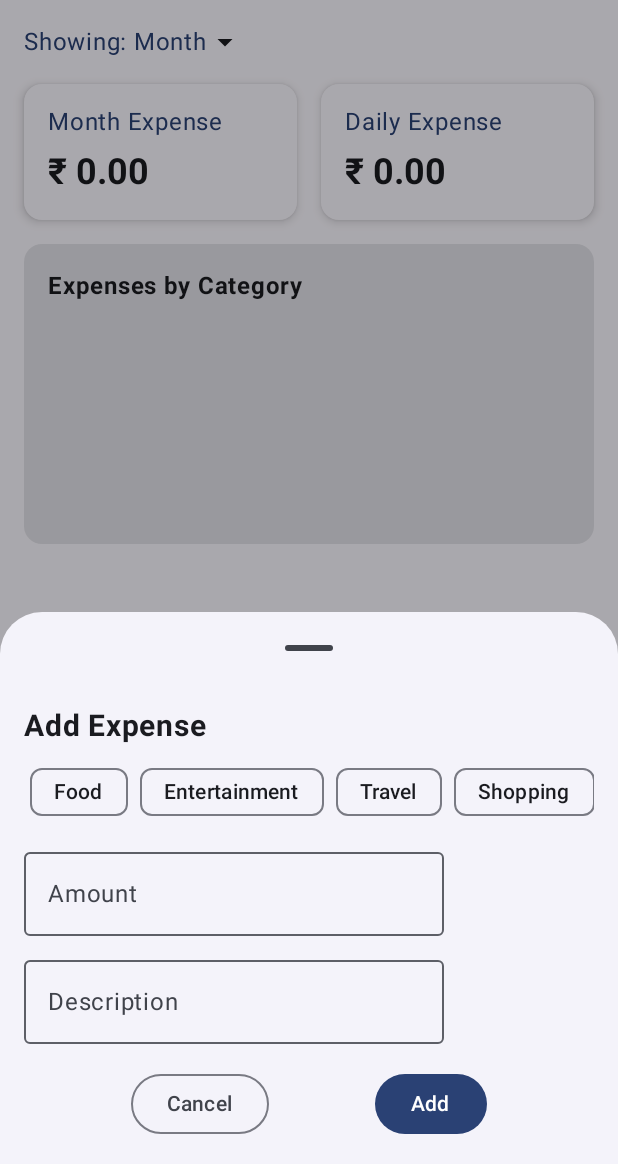
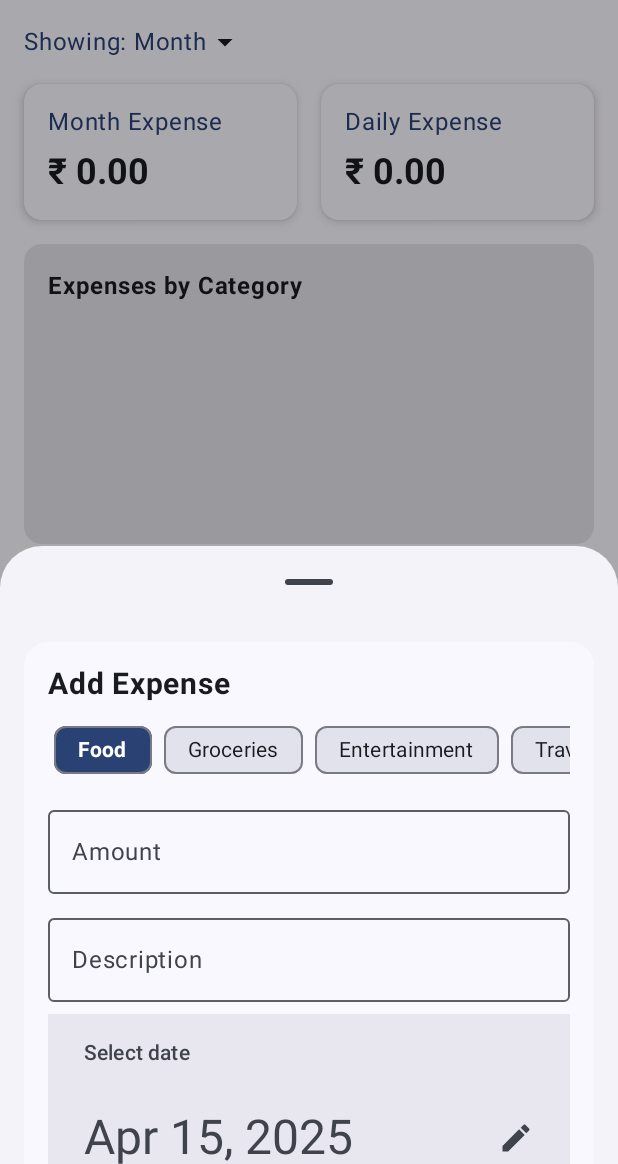
Before and after one commit to Dineshprabha/PersonalExpenseTracker, an Android app built with Jetpack Compose: the screen it shows after launch (MainActivity), after a tap on "Add", on a phone screen of 412 x 824 dp, the part 72-1236 px from its top. Run offline under Robolectric (Android 15) with nearby library versions, the phone set to English and light mode, and no system bars; our stand-ins replace Dagger/Hilt's generated code, Room's generated code.

Commit message:
Fixed UI Implemented detailes summary of expenses based on date

```diff
--- a/app/src/main/java/com/dinesh/personalexpensetracker/MainActivity.kt
+++ b/app/src/main/java/com/dinesh/personalexpensetracker/MainActivity.kt
@@ -4,6 +4,12 @@ import android.os.Bundle
 import androidx.activity.ComponentActivity
 import androidx.activity.compose.setContent
 import androidx.activity.enableEdgeToEdge
+import androidx.compose.foundation.layout.fillMaxSize
+import androidx.compose.material3.MaterialTheme
+import androidx.compose.material3.Surface
+import androidx.compose.ui.Modifier
+import androidx.navigation.compose.rememberNavController
+import com.dinesh.personalexpensetracker.navigation.ExpenseNavGraph
 import com.dinesh.personalexpensetracker.presentation.screens.ExpenseTrackerApp
 import com.dinesh.personalexpensetracker.ui.theme.PersonalExpenseTrackerTheme
 import dagger.hilt.android.AndroidEntryPoint
@@ -15,7 +21,15 @@ class MainActivity : ComponentActivity() {
         enableEdgeToEdge()
         setContent {
             PersonalExpenseTrackerTheme {
-                ExpenseTrackerApp()
+
+                Surface(
+                    modifier = Modifier.fillMaxSize(),
+                    color = MaterialTheme.colorScheme.background
+                ) {
+                    val navController = rememberNavController()
+                    ExpenseNavGraph(navController)
+                }
+
             }
         }
     }
--- a/app/src/main/java/com/dinesh/personalexpensetracker/data/local/ExpenseDao.kt
+++ b/app/src/main/java/com/dinesh/personalexpensetracker/data/local/ExpenseDao.kt
@@ -13,6 +13,6 @@ interface ExpenseDao {
     @Insert(onConflict = OnConflictStrategy.REPLACE)
     suspend fun insertExpense(expense: Expense)
 
-    @Query("SELECT * FROM Expense ORDER BY timestamp DESC")
+    @Query("SELECT * FROM Expense ORDER BY date DESC")
     fun getAllExpenses(): Flow<List<Expense>>
 }
--- a/app/src/main/java/com/dinesh/personalexpensetracker/data/local/ExpenseDatabase.kt
+++ b/app/src/main/java/com/dinesh/personalexpensetracker/data/local/ExpenseDatabase.kt
@@ -2,9 +2,11 @@ package com.dinesh.personalexpensetracker.data.local
 
 import androidx.room.Database
 import androidx.room.RoomDatabase
+import androidx.room.TypeConverters
 import com.dinesh.personalexpensetracker.data.model.Expense
 
 @Database(entities = [Expense::class], version = 1, exportSchema = false)
+@TypeConverters(Converters::class)
 abstract class ExpenseDatabase() : RoomDatabase(){
     abstract fun expenseDao(): ExpenseDao
 }
--- a/app/src/main/java/com/dinesh/personalexpensetracker/data/model/Expense.kt
+++ b/app/src/main/java/com/dinesh/personalexpensetracker/data/model/Expense.kt
@@ -2,6 +2,8 @@ package com.dinesh.personalexpensetracker.data.model
 
 import androidx.room.Entity
 import androidx.room.PrimaryKey
+import java.time.LocalDate
+import java.util.Date
 
 @Entity
 data class Expense(
@@ -9,5 +11,5 @@ data class Expense(
     val amount: Double,
     val category: String,
     val description: String,
-    val timestamp: Long = System.currentTimeMillis()
+    val date: Date
 )
--- /dev/null
+++ b/app/src/main/java/com/dinesh/personalexpensetracker/navigation/ExpenseNavGraph.kt
@@ -0,0 +1,20 @@
+package com.dinesh.personalexpensetracker.navigation
+
+import androidx.compose.runtime.Composable
+import androidx.navigation.NavHostController
+import androidx.navigation.compose.NavHost
+import androidx.navigation.compose.composable
+import com.dinesh.personalexpensetracker.presentation.screens.ExpenseDetailScreen
+import com.dinesh.personalexpensetracker.presentation.screens.ExpenseTrackerApp
+
+@Composable
+fun ExpenseNavGraph(navController: NavHostController) {
+    NavHost(navController = navController, startDestination = "home") {
+        composable("home") {
+            ExpenseTrackerApp(navController)
+        }
+        composable("details") {
+            ExpenseDetailScreen(navController)
+        }
+    }
+}
--- a/app/src/main/java/com/dinesh/personalexpensetracker/presentation/screens/AddExpenseBottomSheet.kt
+++ b/app/src/main/java/com/dinesh/personalexpensetracker/presentation/screens/AddExpenseBottomSheet.kt
@@ -1,5 +1,6 @@
 package com.dinesh.personalexpensetracker.presentation.screens
 
+import androidx.compose.foundation.background
 import androidx.compose.foundation.layout.Arrangement
 import androidx.compose.foundation.layout.Column
 import androidx.compose.foundation.layout.Row
@@ -10,56 +11,91 @@ import androidx.compose.foundation.layout.padding
 import androidx.compose.foundation.lazy.LazyRow
 import androidx.compose.foundation.lazy.items
 import androidx.compose.material3.AssistChip
+import androidx.compose.material3.AssistChipDefaults
 import androidx.compose.material3.Button
+import androidx.compose.material3.DatePicker
 import androidx.compose.material3.ExperimentalMaterial3Api
+import androidx.compose.material3.MaterialTheme
 import androidx.compose.material3.ModalBottomSheet
 import androidx.compose.material3.OutlinedButton
 import androidx.compose.material3.OutlinedTextField
 import androidx.compose.material3.Text
+import androidx.compose.material3.rememberDatePickerState
 import androidx.compose.runtime.Composable
 import androidx.compose.runtime.getValue
 import androidx.compose.runtime.mutableStateOf
 import androidx.compose.runtime.remember
 import androidx.compose.runtime.setValue
 import androidx.compose.ui.Modifier
+import androidx.compose.ui.draw.clip
 import androidx.compose.ui.text.font.FontWeight
 import androidx.compose.ui.unit.dp
 import androidx.compose.ui.unit.sp
 import com.dinesh.personalexpensetracker.data.model.Expense
+import java.util.Calendar
+import java.util.Date
 
 @OptIn(ExperimentalMaterial3Api::class)
 @Composable
 fun AddExpenseBottomSheet(onDismiss: () -> Unit, onSave: (Expense) -> Unit) {
-    val categories = listOf("Food", "Entertainment", "Travel", "Shopping", "Others")
+    val categories = listOf("Food", "Groceries", "Entertainment", "Travel", "Shopping", "Others")
     var selectedCategory by remember { mutableStateOf(categories[0]) }
     var amount by remember { mutableStateOf("") }
     var description by remember { mutableStateOf("") }
+    var selectedDate by remember { mutableStateOf(Calendar.getInstance().time) }
+    val datePickerState = rememberDatePickerState(initialSelectedDateMillis = selectedDate.time)
 
     ModalBottomSheet(onDismissRequest = onDismiss) {
-        Column(Modifier.padding(16.dp)) {
+        Column(
+            modifier = Modifier
+                .padding(16.dp)
+                .clip(MaterialTheme.shapes.large)
+                .background(MaterialTheme.colorScheme.surface)
+                .padding(16.dp)
+        ) {
             Text("Add Expense", fontSize = 20.sp, fontWeight = FontWeight.Bold)
             Spacer(Modifier.height(8.dp))
+
             LazyRow {
-                items(categories) {
+                items(categories) { category ->
+                    val isSelected = category == selectedCategory
                     AssistChip(
-                        onClick = { selectedCategory = it },
-                        label = { Text(it) },
-                        modifier = Modifier.padding(horizontal = 4.dp)
+                        onClick = { selectedCategory = category },
+                        label = {
+                            Text(
+                                text = category,
+                                fontWeight = if (isSelected) FontWeight.Bold else FontWeight.Normal,
+                                color = if (isSelected) MaterialTheme.colorScheme.onPrimary else MaterialTheme.colorScheme.onSurface
+                            )
+                        },
+                        modifier = Modifier.padding(horizontal = 4.dp),
+                        colors = AssistChipDefaults.assistChipColors(
+                            containerColor = if (isSelected) MaterialTheme.colorScheme.primary else MaterialTheme.colorScheme.surfaceVariant,
+                            labelColor = if (isSelected) MaterialTheme.colorScheme.onPrimary else MaterialTheme.colorScheme.onSurface
+                        )
                     )
                 }
             }
+
             Spacer(Modifier.height(8.dp))
             OutlinedTextField(
                 value = amount,
                 onValueChange = { amount = it },
-                label = { Text("Amount") }
+                label = { Text("Amount") },
+                modifier = Modifier.fillMaxWidth()
             )
+
             Spacer(Modifier.height(8.dp))
             OutlinedTextField(
                 value = description,
                 onValueChange = { description = it },
-                label = { Text("Description") }
+                label = { Text("Description") },
+                modifier = Modifier.fillMaxWidth()
             )
+
+            Spacer(Modifier.height(8.dp))
+            DatePicker(state = datePickerState)
+
             Spacer(Modifier.height(16.dp))
             Row(
                 Modifier.fillMaxWidth(),
@@ -67,11 +103,14 @@ fun AddExpenseBottomSheet(onDismiss: () -> Unit, onSave: (Expense) -> Unit) {
             ) {
                 OutlinedButton(onClick = onDismiss) { Text("Cancel") }
                 Button(onClick = {
+                    val millis = datePickerState.selectedDateMillis ?: System.currentTimeMillis()
+                    selectedDate = Date(millis)
                     onSave(
                         Expense(
                             amount = amount.toDoubleOrNull() ?: 0.0,
                             category = selectedCategory,
-                            description = description
+                            description = description,
+                            date = selectedDate
                         )
                     )
                 }) { Text("Add") }
--- a/app/src/main/java/com/dinesh/personalexpensetracker/presentation/screens/ExpenseChart.kt
+++ b/app/src/main/java/com/dinesh/personalexpensetracker/presentation/screens/ExpenseChart.kt
@@ -1,5 +1,6 @@
 package com.dinesh.personalexpensetracker.presentation.screens
 
+import androidx.compose.foundation.clickable
 import androidx.compose.foundation.layout.Arrangement
 import androidx.compose.foundation.layout.Column
 import androidx.compose.foundation.layout.Row
@@ -15,11 +16,13 @@ import androidx.compose.ui.unit.dp
 import com.dinesh.personalexpensetracker.data.model.Expense
 
 @Composable
-fun ExpenseChart(expenses: List<Expense>) {
+fun ExpenseChart(expenses: List<Expense>, onChartClick: () -> Unit) {
     Card(
         Modifier
             .fillMaxWidth()
-            .height(200.dp)) {
+            .height(200.dp)
+            .clickable { onChartClick() }
+    ) {
         val grouped = expenses.groupBy { it.category }
         Column(Modifier.padding(16.dp)) {
             Text("Expenses by Category", fontWeight = FontWeight.Bold)
--- a/app/src/main/java/com/dinesh/personalexpensetracker/presentation/screens/ExpenseTrackerApp.kt
+++ b/app/src/main/java/com/dinesh/personalexpensetracker/presentation/screens/ExpenseTrackerApp.kt
@@ -15,12 +15,13 @@ import androidx.compose.ui.Modifier
 import androidx.compose.ui.text.font.FontWeight
 import androidx.compose.ui.unit.dp
 import androidx.hilt.navigation.compose.hiltViewModel
+import androidx.navigation.NavController
 import com.dinesh.personalexpensetracker.presentation.viewmodel.ExpenseViewModel
 import java.util.*
 import com.dinesh.personalexpensetracker.data.model.Expense
 
 @Composable
-fun ExpenseTrackerApp(viewModel: ExpenseViewModel = hiltViewModel()) {
+fun ExpenseTrackerApp(navController: NavController, viewModel: ExpenseViewModel = hiltViewModel()) {
     val expenses by viewModel.expenses.collectAsState()
     val showDialog = remember { mutableStateOf(false) }
 
@@ -34,7 +35,8 @@ fun ExpenseTrackerApp(viewModel: ExpenseViewModel = hiltViewModel()) {
             FloatingActionButton(
                 onClick = { showDialog.value = true },
                 containerColor = MaterialTheme.colorScheme.primary,
-                contentColor = MaterialTheme.colorScheme.onPrimary
+                contentColor = MaterialTheme.colorScheme.onPrimary,
+                modifier = Modifier.padding(16.dp)
             ) {
                 Icon(Icons.Default.Add, contentDescription = "Add")
             }
@@ -98,16 +100,18 @@ fun ExpenseTrackerApp(viewModel: ExpenseViewModel = hiltViewModel()) {
                     amount = filteredAmount,
                     modifier = Modifier.weight(1f)
                 )
+                // In your Row for Daily Expense
                 ExpenseCard(
                     title = "Daily Expense",
                     amount = expenses.filter {
-                        it.timestamp > System.currentTimeMillis() - 86400000
+                        it.date.time > System.currentTimeMillis() - 86400000
                     }.sumOf { it.amount },
                     modifier = Modifier.weight(1f)
                 )
+
             }
 
-            ExpenseChart(expenses)
+            ExpenseChart(expenses, onChartClick = { navController.navigate("details") })
 
             if (expenses.isNotEmpty()) {
                 val categoryData = getCategoryWiseData(expenses)
@@ -181,26 +185,27 @@ fun calculateFilteredAmount(expenses: List<Expense>, filter: String): Double {
     return when (filter) {
         "Day" -> {
             val oneDayAgo = System.currentTimeMillis() - 86400000
-            expenses.filter { it.timestamp >= oneDayAgo }.sumOf { it.amount }
+            expenses.filter { it.date.time >= oneDayAgo }.sumOf { it.amount }
         }
         "Week" -> {
             val oneWeekAgo = System.currentTimeMillis() - 7 * 86400000
-            expenses.filter { it.timestamp >= oneWeekAgo }.sumOf { it.amount }
+            expenses.filter { it.date.time >= oneWeekAgo }.sumOf { it.amount }
         }
         "Month" -> {
             now.set(Calendar.DAY_OF_MONTH, 1)
             val monthStart = now.timeInMillis
-            expenses.filter { it.timestamp >= monthStart }.sumOf { it.amount }
+            expenses.filter { it.date.time >= monthStart }.sumOf { it.amount }
         }
         "Year" -> {
             now.set(Calendar.MONTH, 0)
             now.set(Calendar.DAY_OF_MONTH, 1)
             val yearStart = now.timeInMillis
-            expenses.filter { it.timestamp >= yearStart }.sumOf { it.amount }
+            expenses.filter { it.date.time >= yearStart }.sumOf { it.amount }
         }
         else -> expenses.sumOf { it.amount }
     }
 }
+
 
 fun getCategoryWiseData(expenses: List<Expense>): Map<String, Double> {
     return expenses
```
Also changed, not shown: app/src/main/java/com/dinesh/personalexpensetracker/data/local/Converters.kt (added, +17 -0 lines), app/src/main/java/com/dinesh/personalexpensetracker/presentation/screens/ExpenseDetailScreen.kt (added, +101 -0 lines), app/src/main/java/com/dinesh/personalexpensetracker/presentation/screens/tabs/DailyExpensesView.kt (added, +115 -0 lines), app/src/main/java/com/dinesh/personalexpensetracker/presentation/screens/tabs/ExpenseList.kt (added, +37 -0 lines), app/src/main/java/com/dinesh/personalexpensetracker/presentation/screens/tabs/MonthlyExpenseView.kt (added, +88 -0 lines), app/src/main/java/com/dinesh/personalexpensetracker/presentation/screens/tabs/WeeklyExpensesView.kt (added, +115 -0 lines).
